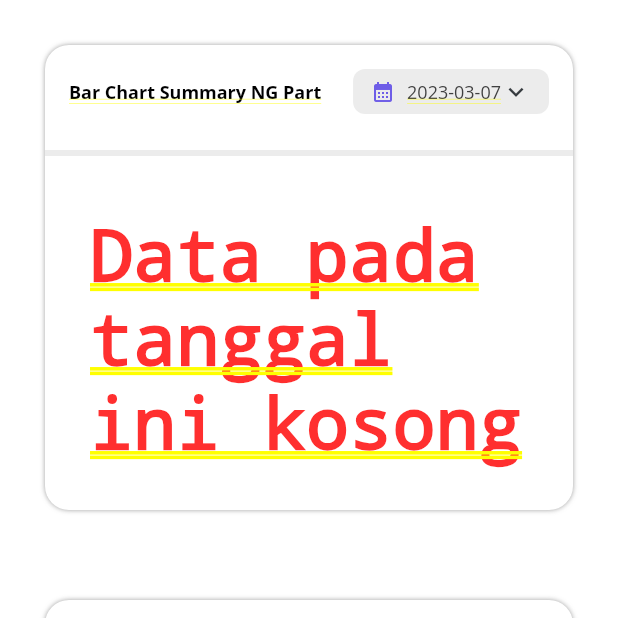
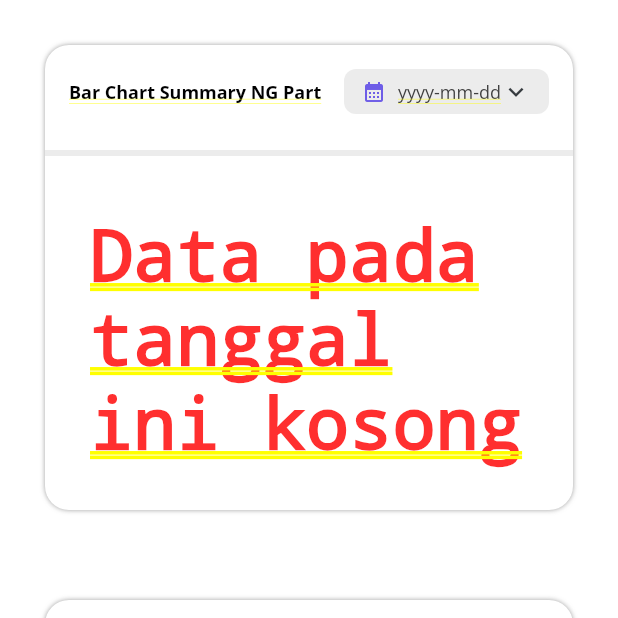
Before and after one commit to fahiem152/summary-monitoring-DCS, a Flutter app: the SumNGPart screen opened by its route, on a phone screen of 412 x 824 dp, the top half of it. Run offline on Flutter 3.47's test engine with Material 2 defaults, Android fonts, the phone set to English and light mode, and no system bars; our stand-ins replace charts_flutter, fl_chart, google_fonts, pie_chart, rflutter_alert and 2 more; missing offline and left inert: d_chart, dart:ffi, flutter_pagination, horizontal_data_table, lazy_load_indexed_stack; accounts and stored records are empty; network calls fail.

Commit message:
upload project

```diff
--- a/lib/pages/details/sngp.dart
+++ b/lib/pages/details/sngp.dart
@@ -36,16 +36,16 @@ class _SumNGPartState extends State<SumNGPart> {
   @override
   void initState() {
     super.initState();
-    // tanggal.text = '2022-11-06';
-    tanggal.text = datenow;
+
+    // tanggal.text = datenow;
     _dataSngp = [];
     _getDataSngp();
   }
 
   _getDataSngp() async {
-    // String token = await getToken();
-    String token =
-        "eyJhbGciOiJIUzI1NiIsInR5cCI6IkpXVCJ9.eyJpZCI6MSwibmlzcCI6ImFkbWluIiwicm9sZV9pZCI6MSwiaWF0IjoxNjcxNjM4ODk3LCJleHAiOjE2NzE2Njc2OTd9.KRzWWvHTJPJJ39o-mW3hQQp-eokbv3Itx5utlTPxHLE";
+    String token = await getToken();
+    // String token =
+    //     "eyJhbGciOiJIUzI1NiIsInR5cCI6IkpXVCJ9.eyJpZCI6MSwibmlzcCI6ImFkbWluIiwicm9sZV9pZCI6MSwiaWF0IjoxNjcxNjM4ODk3LCJleHAiOjE2NzE2Njc2OTd9.KRzWWvHTJPJJ39o-mW3hQQp-eokbv3Itx5utlTPxHLE";
     _dataSngp = await ServiceSngp.getDataSngp(date: tanggal.text);
     if (mounted) {
       setState(() {
--- a/lib/services/sngp_service.dart
+++ b/lib/services/sngp_service.dart
@@ -11,20 +11,30 @@ class ServiceSngp {
   static const _baseUrl = baseURL + '/api/summary/ng';
   static Future<List<StockNGModel>> getDataSngp({required String date}) async {
     String token = await getToken();
-    // "eyJhbGciOiJIUzI1NiIsInR5cCI6IkpXVCJ9.eyJpZCI6MSwibmlzcCI6ImFkbWluIiwicm9sZV9pZCI6MSwiaWF0IjoxNjcxNjM4ODk3LCJleHAiOjE2NzE2Njc2OTd9.KRzWWvHTJPJJ39o-mW3hQQp-eokbv3Itx5utlTPxHLE";
+
     final response = await http.get(
-      Uri.parse(_baseUrl + '/date/' + date),
+      // final response = await http.get(
+      Uri.parse(date == '' ? _baseUrl : _baseUrl + '/date/' + date),
       headers: {
         HttpHeaders.contentTypeHeader: 'aplication/json',
         'Authorization': 'Bearer $token',
       },
+      // Uri.parse(_baseUrl + '/date/' + date),
+      // headers: {
+      //   HttpHeaders.contentTypeHeader: 'aplication/json',
+      //   'Authorization': 'Bearer $token',
+      // },
     );
     print(response.body);
     if (response.statusCode == 200) {
       // If the server did return a 200 OK response,
       // then parse the JSON.
       var jsonObject = jsonDecode(response.body);
-      List data = (jsonObject as Map<String, dynamic>)["list"];
+      // List data = (jsonObject as Map<String, dynamic>)["list"];
+      List data = (date == '')
+          ? (jsonObject as Map<String, dynamic>)["list"]["data"]
+          : (jsonObject as Map<String, dynamic>)["list"];
+
       List<StockNGModel> dataSngp = [];
       dataSngp = stockModelNGFromJson(data);
 
```
Also changed, not shown: pubspec.lock, 1 other file.
